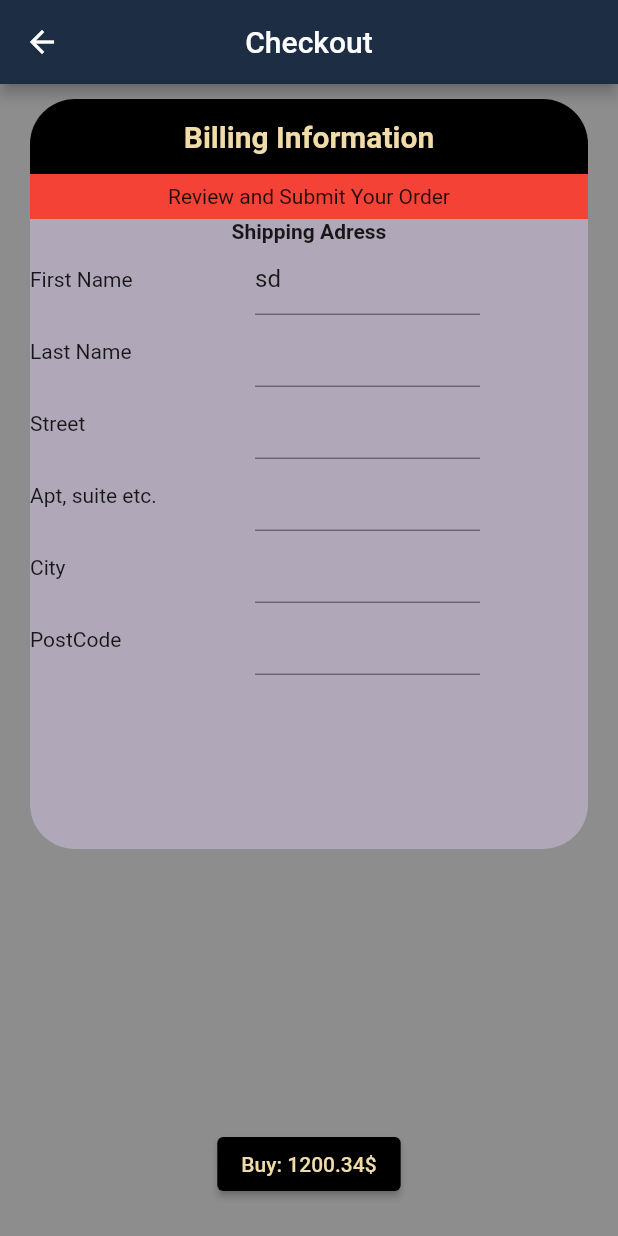
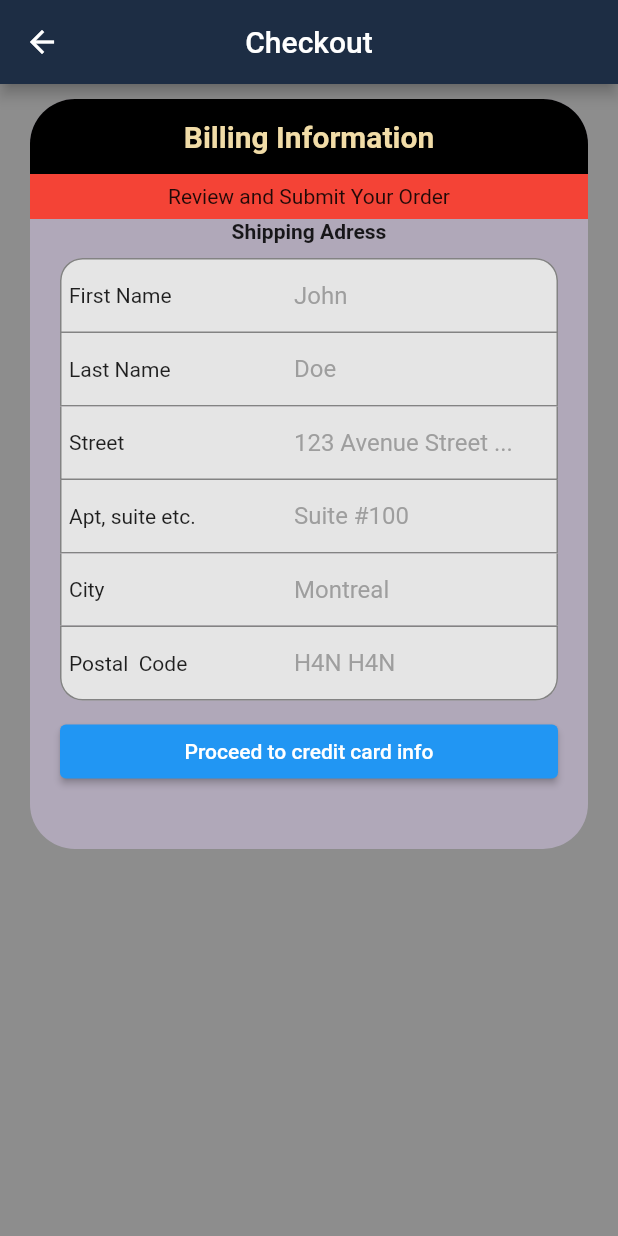
Before and after one commit to brocatz/Flutter-Mobile, a Flutter app: the CheckOutScreen screen opened directly, on a phone screen of 412 x 824 dp. Run offline on Flutter 3.47's test engine with Material 2 defaults, Android fonts, the phone set to English and light mode, and no system bars; our stand-ins replace badges, firebase_auth, firebase_core; accounts and stored records are empty.

```diff
--- a/lib/screens/checkOut_screen.dart
+++ b/lib/screens/checkOut_screen.dart
@@ -20,15 +20,15 @@ class CheckOutScreen extends StatelessWidget {
         padding: EdgeInsets.only(left: 20, right: 20, top: 10),
         child: Form(
           key: _key,
-          child: ListView(
-            children: [
+          child: ListView(children: [
             Container(
               height: 500,
               width: 300,
               decoration: BoxDecoration(
                   color: Color(0xFFB0A8B9),
                   borderRadius: BorderRadius.all(Radius.circular(30))),
-                child: Column(children: [
+              child: Column(
+                children: [
                   Row(
                     children: [
                       Expanded(
@@ -65,49 +65,113 @@ class CheckOutScreen extends StatelessWidget {
                       )
                     ],
                   ),
-                  Row(
-                    mainAxisAlignment: MainAxisAlignment.center,
-                    children: [
+                  Row(mainAxisAlignment: MainAxisAlignment.center, children: [
                     Text(
                       'Shipping Adress',
                       style: TextStyle(fontWeight: FontWeight.bold),
                     ),
-                      // InkWell(
-                      //   onTap: () {},
-                      //   child: Text(
-                      //     'Change Adresss',
-                      //     style: TextStyle(
-                      //         color: Colors.blue[800],
-                      //         decoration: TextDecoration.underline),
-                      //   ),
-                      // )
+                  ]),
+                  _buildFirstName(identifierFieldWidth),
+                  _buildLastName(identifierFieldWidth),
+                  _buildStreet(identifierFieldWidth),
+                  _buildAppNumberSuite(identifierFieldWidth),
+                  _buildCity(identifierFieldWidth),
+                  _buildPostalCode(identifierFieldWidth),
+                  _buildSubmitButton(),
                 ],
               ),
-                  Row(
+            )
+          ]),
+        ),
+      ),
+    );
+  }
+
+  Widget _buildFirstName(double identifierFieldWidth) => Container(
+        margin: EdgeInsets.only(top: 10),
+        padding: EdgeInsets.only(left: 20, right: 20),
+        child: Column(
           children: [
             Container(
-                          width: identifierFieldWidth,
-                          child: Text('First Name')),
+              padding: EdgeInsets.symmetric(horizontal: 5),
+              decoration: BoxDecoration(
+                  borderRadius: BorderRadius.only(
+                      topLeft: Radius.circular(15),
+                      topRight: Radius.circular(15)),
+                  color: Color(0xFFe5e5e5),
+                  border: Border.all(
+                      width: 1, color: Color.fromRGBO(32, 32, 32, .5))),
+              child: Row(
+                children: [
+                  Container(
+                      width: identifierFieldWidth, child: Text('First Name')),
                   Container(
                     width: identifierFieldWidth,
                     child: TextFormField(
-                          initialValue: 'sd',
+                      textCapitalization: TextCapitalization.sentences,
+                      decoration: InputDecoration(
+                          border: InputBorder.none,
+                          hintText: 'John',
+                          hintStyle: TextStyle(color: Colors.grey)),
                     ),
                   )
                 ],
               ),
-                  Row(
+            ),
+          ],
+        ),
+      );
+  Widget _buildLastName(identifierFieldWidth) => Container(
+        padding: EdgeInsets.only(left: 20, right: 20),
+        child: Column(
           children: [
             Container(
-                          width: identifierFieldWidth,
-                          child: Text('Last Name')),
+              padding: EdgeInsets.symmetric(horizontal: 5),
+              decoration: BoxDecoration(
+                  color: Color(0xFFe5e5e5),
+                  border: Border(
+                      bottom: BorderSide(
+                          color: Color.fromRGBO(32, 32, 32, .5), width: 1.0),
+                      left: BorderSide(
+                          color: Color.fromRGBO(32, 32, 32, .5), width: 1.0),
+                      right:
+                          BorderSide(color: Color.fromRGBO(32, 32, 32, .5)))),
+              child: Row(
+                children: [
+                  Container(
+                      width: identifierFieldWidth, child: Text('Last Name')),
                   Container(
                     width: identifierFieldWidth,
-                        child: TextFormField(),
-                      )
+                    child: TextFormField(
+                      decoration: InputDecoration(
+                          border: InputBorder.none,
+                          hintText: 'Doe',
+                          hintStyle: TextStyle(color: Colors.grey)),
+                    ),
+                  ),
                 ],
               ),
-                  Row(
+            ),
+          ],
+        ),
+      );
+
+  Widget _buildStreet(identifierFieldWidth) => Container(
+        padding: EdgeInsets.only(left: 20, right: 20),
+        child: Column(
+          children: [
+            Container(
+              padding: EdgeInsets.symmetric(horizontal: 5),
+              decoration: BoxDecoration(
+                  color: Color(0xFFe5e5e5),
+                  border: Border(
+                      bottom: BorderSide(color: Color.fromRGBO(32, 32, 32, .5)),
+                      left: BorderSide(
+                        color: Color.fromRGBO(32, 32, 32, .5),
+                      ),
+                      right: BorderSide(
+                          color: Color.fromRGBO(32, 32, 32, .5), width: 1.0))),
+              child: Row(
                 children: [
                   Container(
                     width: identifierFieldWidth,
@@ -115,60 +179,136 @@ class CheckOutScreen extends StatelessWidget {
                   ),
                   Container(
                     width: identifierFieldWidth,
-                        child: TextFormField(),
+                    child: TextFormField(
+                      decoration: InputDecoration(
+                          hintText: '123 Avenue Street ...',
+                          hintStyle: TextStyle(
+                            color: Colors.grey,
+                          ),
+                          border: InputBorder.none),
+                    ),
                   ),
                 ],
               ),
-                  Row(children: [
+            ),
+          ],
+        ),
+      );
+
+  Widget _buildAppNumberSuite(identifierFieldWidth) => Container(
+        padding: EdgeInsets.symmetric(horizontal: 20),
+        child: Column(
+          children: [
+            Container(
+              decoration: BoxDecoration(
+                  color: Color(0xFFe5e5e5),
+                  border: Border(
+                      bottom: BorderSide(color: Color.fromRGBO(32, 32, 32, .5)),
+                      left: BorderSide(
+                        color: Color.fromRGBO(32, 32, 32, .5),
+                      ),
+                      right: BorderSide(
+                          color: Color.fromRGBO(32, 32, 32, .5), width: 1.0))),
+              padding: EdgeInsets.symmetric(horizontal: 5),
+              child: Row(children: [
                 Container(
                   width: identifierFieldWidth,
                   child: Text('Apt, suite etc\.'),
                 ),
                 Container(
                   width: identifierFieldWidth,
-                      child: TextFormField(),
-                    )
-                  ]),
-                  Row(
-                    children: [
-                      Container(
-                          width: identifierFieldWidth, child: Text('City')),
-                      Container(
-                        width: identifierFieldWidth,
-                        child: TextFormField(),
-                      )
-                    ],
+                  child: TextFormField(
+                    decoration: InputDecoration(
+                      border: InputBorder.none,
+                      hintText: 'Suite #100',
+                      hintStyle: TextStyle(color: Colors.grey),
                     ),
-                  Row(
-                    children: [
-                      Container(
-                          width: identifierFieldWidth, child: Text('PostCode')),
-                      Container(
-                        width: identifierFieldWidth,
-                        child: TextFormField(),
-                      )
-                    ],
+                  ),
                 )
               ]),
             ),
           ],
         ),
+      );
+
+  Widget _buildCity(identifierFieldWidth) => Container(
+        padding: EdgeInsets.symmetric(horizontal: 20),
+        child: Column(
+          children: [
+            Container(
+              padding: EdgeInsets.symmetric(horizontal: 5),
+              decoration: BoxDecoration(
+                  color: Color(0xFFe5e5e5),
+                  border: Border(
+                      left: BorderSide(
+                        color: Color.fromRGBO(32, 32, 32, .5),
+                      ),
+                      right: BorderSide(
+                          color: Color.fromRGBO(32, 32, 32, .5), width: 1.0))),
+              child: Row(
+                children: [
+                  Container(width: identifierFieldWidth, child: Text('City')),
+                  Container(
+                    width: identifierFieldWidth,
+                    child: TextFormField(
+                      decoration: InputDecoration(
+                          border: InputBorder.none,
+                          hintText: 'Montreal',
+                          hintStyle: TextStyle(color: Colors.grey)),
+                    ),
+                  )
+                ],
               ),
             ),
-      floatingActionButton: Padding(
-        padding: const EdgeInsets.all(8.0),
+          ],
+        ),
+      );
+
+  Widget _buildPostalCode(identifierFieldWidth) => Container(
+        padding: EdgeInsets.symmetric(horizontal: 20),
+        child: Column(
+          children: [
+            Container(
+              padding: EdgeInsets.symmetric(horizontal: 5),
+              decoration: BoxDecoration(
+                  color: Color(0xFFe5e5e5),
+                  borderRadius: BorderRadius.only(
+                      bottomLeft: Radius.circular(15),
+                      bottomRight: Radius.circular(15)),
+                  border: Border.all(
+                      width: 1.0, color: Color.fromRGBO(32, 32, 32, .5))),
+              child: Row(
+                children: [
+                  Container(
+                      width: identifierFieldWidth, child: Text('Postal  Code')),
+                  Container(
+                    width: identifierFieldWidth,
+                    child: TextFormField(
+                      decoration: InputDecoration(
+                          border: InputBorder.none,
+                          hintStyle: TextStyle(color: Colors.grey),
+                          hintText: 'H4N H4N'),
+                    ),
+                  )
+                ],
+              ),
+            ),
+          ],
+        ),
+      );
+
+  Widget _buildSubmitButton() => Row(
+        children: [
+          Expanded(
+            child: Container(
+              margin: EdgeInsets.only(top: 10),
+              padding: EdgeInsets.symmetric(horizontal: 20),
               child: ElevatedButton(
-          style: ButtonStyle(
-              backgroundColor: MaterialStateProperty.all(Colors.black)),
-          child: Text(
-            'Buy: 1200.34\$',
-            style: TextStyle(
-                backgroundColor: Colors.black, color: Color(0xFFf1dca7)),
-          ),
+                child: Text('Proceed to credit card info'),
                 onPressed: () {},
               ),
             ),
-      floatingActionButtonLocation: FloatingActionButtonLocation.centerFloat,
+          )
+        ],
       );
 }
-}
--- a/lib/widgets/bottomNavigationBar.dart
+++ b/lib/widgets/bottomNavigationBar.dart
@@ -3,8 +3,6 @@ import 'package:flutter_form/changeNotifier/pageViewChangeNotifier.dart';
 import 'package:provider/provider.dart';
 
 class CustomBottomNavigationBar extends StatelessWidget {
-  CustomBottomNavigationBar();
-
   @override
   Widget build(BuildContext context) {
     return Consumer<PageViewChangeNotifier>(
--- a/lib/widgets/mini/counter.dart
+++ b/lib/widgets/mini/counter.dart
@@ -46,7 +46,7 @@ class Counter extends StatelessWidget {
                   },
                   inputFormatters: [
                     LengthLimitingTextInputFormatter(2),
-                    FilteringTextInputFormatter(RegExp(r'^[0-9]+$'),
+                    FilteringTextInputFormatter(RegExp(r'^[0-9]{1,2}$'),
                         allow: true, replacementString: ''),
                   ],
                   style: TextStyle(),
```
Lines whose indentation alone changed are shown as unchanged.
